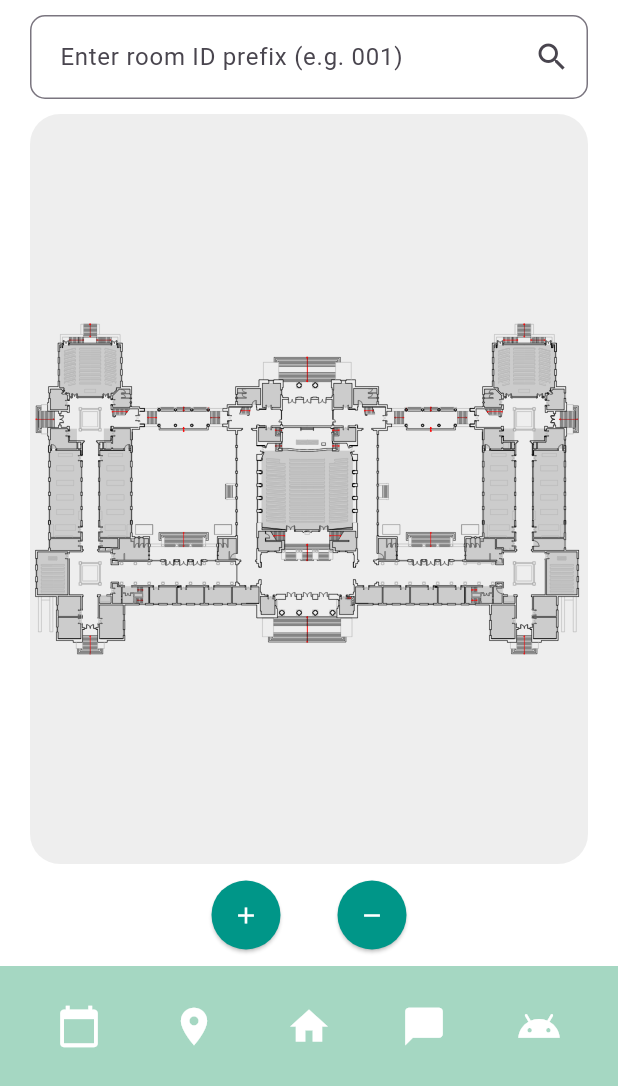
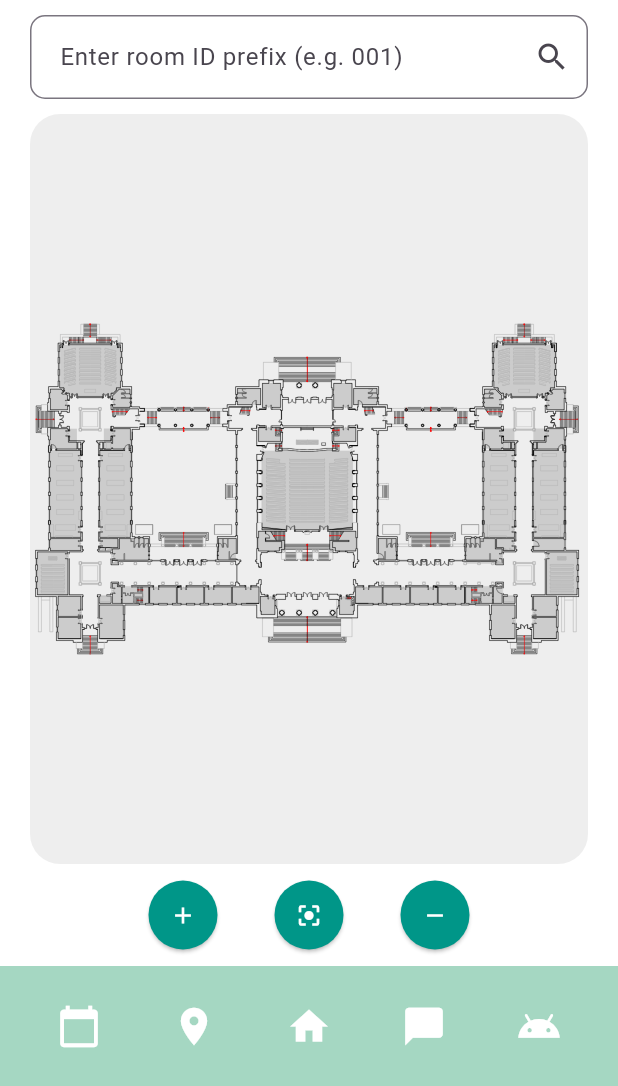
Before and after one commit to anasmustafa123/grad_project, a Flutter app: the IndoorViewPage screen opened by its route, on a phone screen of 412 x 824 dp, the part 150-1236 px from its top. Run offline on Flutter 3.47's test engine with Material 3 defaults, Android fonts, the light colour scheme and no system bars; our stand-ins replace flutter_svg, geolocator, google_maps_flutter.

```diff
--- a/lib/screens/indoor_view_page.dart
+++ b/lib/screens/indoor_view_page.dart
@@ -234,6 +234,21 @@ class _IndoorViewPageState extends State<IndoorViewPage> {
                         const SizedBox(width: 20),
                         ElevatedButton(
                           onPressed: () {
+                            setState(() {
+                              _currentScale = 1.0;
+                              _transformationController.value = Matrix4.identity();
+                            });
+                          },
+                          style: ElevatedButton.styleFrom(
+                            shape: const CircleBorder(),
+                            padding: const EdgeInsets.all(14),
+                            backgroundColor: Colors.teal,
+                          ),
+                          child: const Icon(Icons.center_focus_strong, color: Colors.white),
+                        ),
+                        const SizedBox(width: 20),
+                        ElevatedButton(
+                          onPressed: () {
                             final Matrix4 matrix = _transformationController.value;
                             final Offset center = Offset(_viewSize.width / 2, _viewSize.height / 2);
                             final Offset focalPoint = Offset(
```
